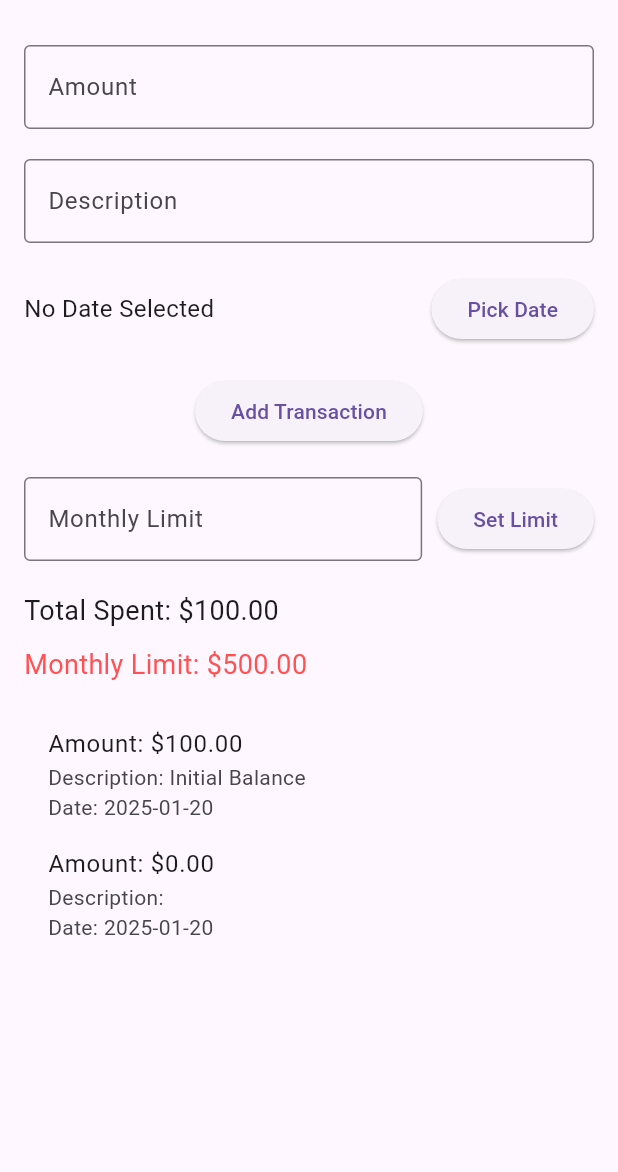
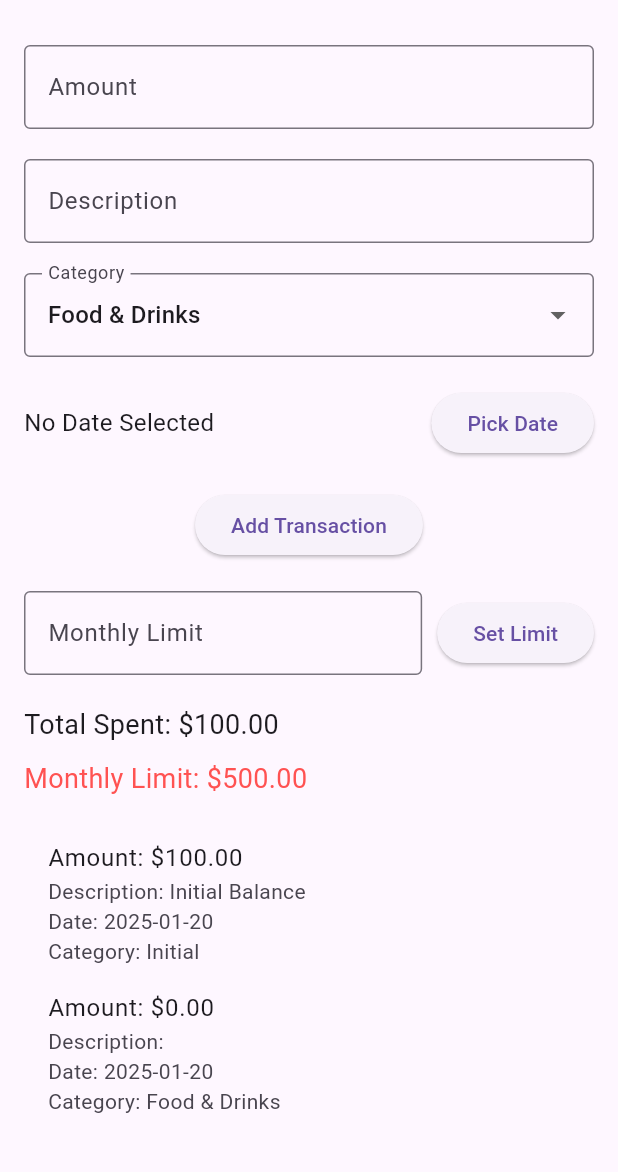
Before and after one commit to Ijatur/myapp, a Flutter app: the ExpensesScreen screen opened directly, after a tap on "Add Transaction", on a phone screen of 412 x 824 dp, the part 63-1235 px from its top. Run offline on Flutter 3.47's test engine with Material 3 defaults, Android fonts, the phone set to English and light mode, and no system bars.

Commit message:
add category

```diff
--- a/lib/screens/expenses_screen.dart
+++ b/lib/screens/expenses_screen.dart
@@ -29,17 +29,25 @@ class _ExpensesScreenState extends State<ExpensesScreen> {
   final TextEditingController amountController = TextEditingController();
   final TextEditingController descriptionController = TextEditingController();
   final TextEditingController limitController = TextEditingController();
+  String selectedCategory = "Food & Drinks"; // Default category
   DateTime? selectedDate;
+
+  final List<String> categories = [
+    "Food & Drinks",
+    "Vehicle & Transport",
+    "Shopping",
+    "Entertainment",
+  ];
 
   @override
   void initState() {
     super.initState();
-    addTransaction(100.0, "Initial Balance", DateTime.now());
+    addTransaction(100.0, "Initial Balance", DateTime.now(), "Initial");
   }
 
-  void addTransaction(double amount, String description, DateTime date) {
+  void addTransaction(double amount, String description, DateTime date, String category) {
     setState(() {
-      transactions.add(Transaction(amount, description, date));
+      transactions.add(Transaction(amount, description, date, category));
       totalSpent += amount;
     });
     _checkMonthlyLimit();
@@ -139,6 +147,25 @@ class _ExpensesScreenState extends State<ExpensesScreen> {
           ),
         ),
         SizedBox(height: 20),
+        DropdownButtonFormField<String>(
+          value: selectedCategory,
+          items: categories.map((String category) {
+            return DropdownMenuItem<String>(
+              value: category,
+              child: Text(category),
+            );
+          }).toList(),
+          onChanged: (newValue) {
+            setState(() {
+              selectedCategory = newValue!;
+            });
+          },
+          decoration: InputDecoration(
+            labelText: 'Category',
+            border: OutlineInputBorder(),
+          ),
+        ),
+        SizedBox(height: 20),
         Row(
           children: [
             Expanded(
@@ -161,7 +188,7 @@ class _ExpensesScreenState extends State<ExpensesScreen> {
             double amount = double.tryParse(amountController.text) ?? 0.0;
             String description = descriptionController.text;
             DateTime date = selectedDate ?? DateTime.now();
-            addTransaction(amount, description, date);
+            addTransaction(amount, description, date, selectedCategory);
             amountController.clear();
             descriptionController.clear();
             setState(() {
@@ -211,7 +238,7 @@ class _ExpensesScreenState extends State<ExpensesScreen> {
         return ListTile(
           title: Text('Amount: \$${transaction.amount.toStringAsFixed(2)}'),
           subtitle: Text(
-              'Description: ${transaction.description}\nDate: ${transaction.date.toLocal().toString().split(' ')[0]}'),
+              'Description: ${transaction.description}\nDate: ${transaction.date.toLocal().toString().split(' ')[0]}\nCategory: ${transaction.category}'),
         );
       },
     );
@@ -222,6 +249,7 @@ class Transaction {
   double amount;
   String description;
   DateTime date;
+  String category;
 
-  Transaction(this.amount, this.description, this.date);
+  Transaction(this.amount, this.description, this.date, this.category);
 }
```
